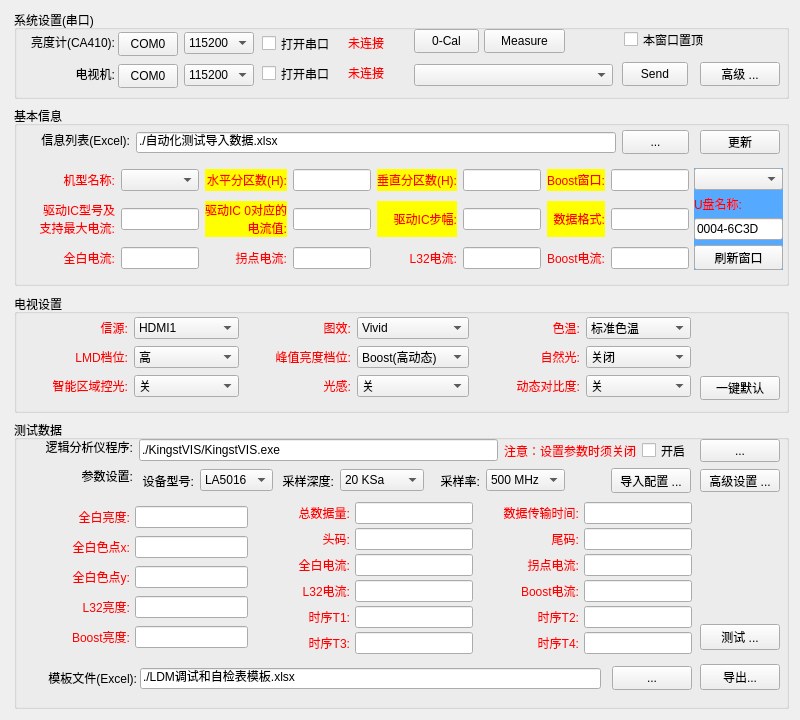
The window that TCLAutoTestTool/MainWindow.ui (wlffeng2008/TCLAutoTest) describes before a commit, drawn with Qt 5.
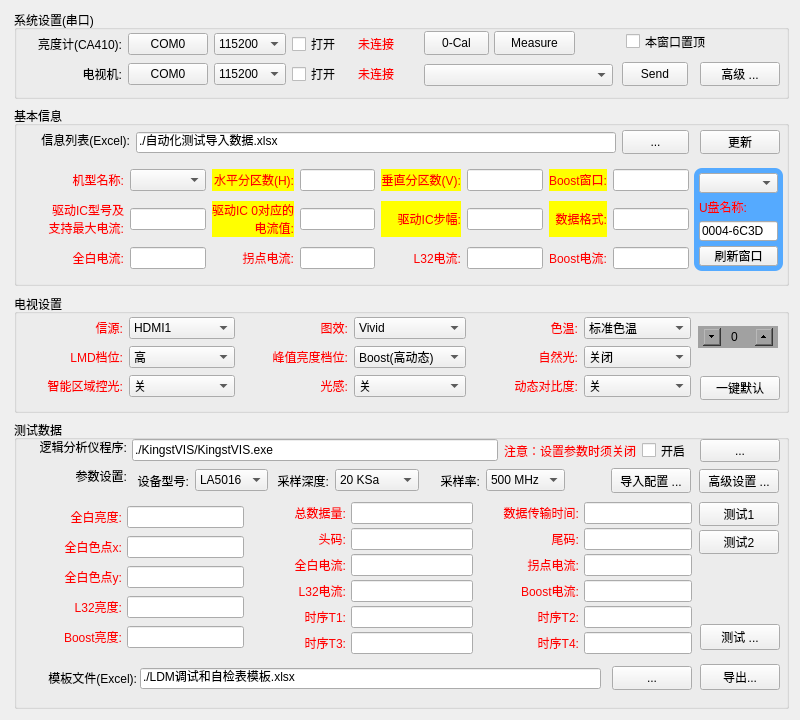
The same window after the commit.

What changed in the file:
```diff
--- a/TCLAutoTestTool/MainWindow.ui
+++ b/TCLAutoTestTool/MainWindow.ui
@@ -94,9 +94,9 @@
     <widget class="QWidget" name="layoutWidget">
      <property name="geometry">
       <rect>
-       <x>25</x>
+       <x>34</x>
        <y>59</y>
-       <width>650</width>
+       <width>641</width>
        <height>111</height>
       </rect>
      </property>
@@ -138,7 +138,7 @@
 background-color: rgb(255, 255, 0);</string>
         </property>
         <property name="text">
-         <string>垂直分区数(H):</string>
+         <string>垂直分区数(V):</string>
         </property>
         <property name="alignment">
          <set>Qt::AlignmentFlag::AlignRight|Qt::AlignmentFlag::AlignTrailing|Qt::AlignmentFlag::AlignVCenter</set>
@@ -313,27 +313,27 @@
        <x>680</x>
        <y>62</y>
        <width>89</width>
-       <height>102</height>
+       <height>103</height>
       </rect>
      </property>
      <property name="styleSheet">
-      <string notr="true">#FrameExtras{background-color: rgb(85, 170, 255);}</string>
+      <string notr="true">#FrameExtras{background-color: rgb(85, 170, 255); border-radius:8px;}</string>
      </property>
      <layout class="QVBoxLayout" name="verticalLayout">
       <property name="spacing">
        <number>5</number>
       </property>
       <property name="leftMargin">
-       <number>0</number>
+       <number>5</number>
       </property>
       <property name="topMargin">
-       <number>0</number>
+       <number>5</number>
       </property>
       <property name="rightMargin">
-       <number>0</number>
+       <number>5</number>
       </property>
       <property name="bottomMargin">
-       <number>0</number>
+       <number>5</number>
       </property>
       <item>
        <widget class="QComboBox" name="comboBoxWindows">
@@ -400,9 +400,9 @@
     <widget class="QWidget" name="layoutWidget">
      <property name="geometry">
       <rect>
-       <x>9</x>
+       <x>2</x>
        <y>22</y>
-       <width>668</width>
+       <width>675</width>
        <height>85</height>
       </rect>
      </property>
@@ -772,6 +772,45 @@
       </item>
      </layout>
     </widget>
+    <widget class="QSpinBox" name="spinBox">
+     <property name="geometry">
+      <rect>
+       <x>684</x>
+       <y>32</y>
+       <width>80</width>
+       <height>22</height>
+      </rect>
+     </property>
+     <property name="styleSheet">
+      <string notr="true">QSpinBox {
+    padding-left: 10px;
+    padding-right: 10px;
+	background-color:#a1a1a1;
+    align:center;
+}
+QSpinBox::up-button {
+    subcontrol-position: right;
+    right: 5px; /* 向左偏移（实验性，效果有限）*/
+
+    width: 18px;
+    height: 18px; 
+    subcontrol-origin: border;        /* ✅ 必须设，否则尺寸无效 */
+}
+QSpinBox::down-button {
+    subcontrol-position: left;
+    left: 5px;
+    width: 18px;
+    height: 18px; 
+    subcontrol-origin: border;        /* ✅ 必须设，否则尺寸无效 */
+}</string>
+     </property>
+     <property name="minimum">
+      <number>-1000</number>
+     </property>
+     <property name="maximum">
+      <number>9999</number>
+     </property>
+    </widget>
    </widget>
    <widget class="QGroupBox" name="groupBox3">
     <property name="geometry">
@@ -788,7 +827,7 @@
     <widget class="QLabel" name="label_37">
      <property name="geometry">
       <rect>
-       <x>68</x>
+       <x>62</x>
        <y>48</y>
        <width>51</width>
        <height>16</height>
@@ -830,9 +869,9 @@
     <widget class="QWidget" name="layoutWidget">
      <property name="geometry">
       <rect>
-       <x>53</x>
+       <x>45</x>
        <y>78</y>
-       <width>625</width>
+       <width>633</width>
        <height>160</height>
       </rect>
      </property>
@@ -1181,10 +1220,10 @@
     <widget class="QPushButton" name="pushButtonSPISet">
      <property name="geometry">
       <rect>
-       <x>686</x>
+       <x>685</x>
        <y>49</y>
        <width>80</width>
-       <height>23</height>
+       <height>24</height>
       </rect>
      </property>
      <property name="minimumSize">
@@ -1206,7 +1245,7 @@
     <widget class="QLabel" name="label_55">
      <property name="geometry">
       <rect>
-       <x>32</x>
+       <x>26</x>
        <y>19</y>
        <width>87</width>
        <height>16</height>
@@ -1289,9 +1328,9 @@
     <widget class="QWidget" name="layoutWidget">
      <property name="geometry">
       <rect>
-       <x>125</x>
+       <x>120</x>
        <y>48</y>
-       <width>552</width>
+       <width>557</width>
        <height>25</height>
       </rect>
      </property>
@@ -1552,9 +1591,9 @@
     <widget class="QWidget" name="layoutWidget">
      <property name="geometry">
       <rect>
-       <x>125</x>
+       <x>118</x>
        <y>19</y>
-       <width>552</width>
+       <width>559</width>
        <height>23</height>
       </rect>
      </property>
@@ -1591,6 +1630,32 @@
       </item>
      </layout>
     </widget>
+    <widget class="QPushButton" name="pushButtonDotest1">
+     <property name="geometry">
+      <rect>
+       <x>685</x>
+       <y>82</y>
+       <width>80</width>
+       <height>24</height>
+      </rect>
+     </property>
+     <property name="text">
+      <string>测试1</string>
+     </property>
+    </widget>
+    <widget class="QPushButton" name="pushButtonDotest2">
+     <property name="geometry">
+      <rect>
+       <x>685</x>
+       <y>110</y>
+       <width>80</width>
+       <height>24</height>
+      </rect>
+     </property>
+     <property name="text">
+      <string>测试2</string>
+     </property>
+    </widget>
    </widget>
    <widget class="QGroupBox" name="groupBox0">
     <property name="geometry">
@@ -1604,43 +1669,11 @@
     <property name="title">
      <string>系统设置(串口)</string>
     </property>
-    <widget class="QLabel" name="label_13">
-     <property name="geometry">
-      <rect>
-       <x>8</x>
-       <y>24</y>
-       <width>93</width>
-       <height>16</height>
-      </rect>
-     </property>
-     <property name="text">
-      <string>亮度计(CA410):</string>
-     </property>
-     <property name="alignment">
-      <set>Qt::AlignmentFlag::AlignRight|Qt::AlignmentFlag::AlignTrailing|Qt::AlignmentFlag::AlignVCenter</set>
-     </property>
-    </widget>
-    <widget class="QPushButton" name="pushButtonCom0">
-     <property name="geometry">
-      <rect>
-       <x>104</x>
-       <y>22</y>
-       <width>60</width>
-       <height>24</height>
-      </rect>
-     </property>
-     <property name="styleSheet">
-      <string notr="true"/>
-     </property>
-     <property name="text">
-      <string>COM0</string>
-     </property>
-    </widget>
     <widget class="QCheckBox" name="checkBoxOntop">
      <property name="geometry">
       <rect>
-       <x>610</x>
-       <y>20</y>
+       <x>612</x>
+       <y>22</y>
        <width>87</width>
        <height>19</height>
       </rect>
@@ -1649,142 +1682,11 @@
       <string>本窗口置顶</string>
      </property>
     </widget>
-    <widget class="QLabel" name="label_14">
-     <property name="geometry">
-      <rect>
-       <x>8</x>
-       <y>56</y>
-       <width>93</width>
-       <height>16</height>
-      </rect>
-     </property>
-     <property name="text">
-      <string>电视机:</string>
-     </property>
-     <property name="alignment">
-      <set>Qt::AlignmentFlag::AlignRight|Qt::AlignmentFlag::AlignTrailing|Qt::AlignmentFlag::AlignVCenter</set>
-     </property>
-    </widget>
-    <widget class="QPushButton" name="pushButtonCom1">
-     <property name="geometry">
-      <rect>
-       <x>104</x>
-       <y>54</y>
-       <width>60</width>
-       <height>24</height>
-      </rect>
-     </property>
-     <property name="text">
-      <string>COM0</string>
-     </property>
-    </widget>
-    <widget class="QComboBox" name="comboBoxBaud0">
-     <property name="geometry">
-      <rect>
-       <x>170</x>
-       <y>22</y>
-       <width>70</width>
-       <height>22</height>
-      </rect>
-     </property>
-     <property name="currentIndex">
-      <number>6</number>
-     </property>
-     <property name="maxVisibleItems">
-      <number>30</number>
-     </property>
-     <item>
-      <property name="text">
-       <string>1200</string>
-      </property>
-     </item>
-     <item>
-      <property name="text">
-       <string>2400</string>
-      </property>
-     </item>
-     <item>
-      <property name="text">
-       <string>4800</string>
-      </property>
-     </item>
-     <item>
-      <property name="text">
-       <string>19200</string>
-      </property>
-     </item>
-     <item>
-      <property name="text">
-       <string>38400</string>
-      </property>
-     </item>
-     <item>
-      <property name="text">
-       <string>57600</string>
-      </property>
-     </item>
-     <item>
-      <property name="text">
-       <string>115200</string>
-      </property>
-     </item>
-    </widget>
-    <widget class="QComboBox" name="comboBoxBaud1">
-     <property name="geometry">
-      <rect>
-       <x>170</x>
-       <y>54</y>
-       <width>70</width>
-       <height>22</height>
-      </rect>
-     </property>
-     <property name="currentIndex">
-      <number>6</number>
-     </property>
-     <property name="maxVisibleItems">
-      <number>30</number>
-     </property>
-     <item>
-      <property name="text">
-       <string>1200</string>
-      </property>
-     </item>
-     <item>
-      <property name="text">
-       <string>2400</string>
-      </property>
-     </item>
-     <item>
-      <property name="text">
-       <string>4800</string>
-      </property>
-     </item>
-     <item>
-      <property name="text">
-       <string>19200</string>
-      </property>
-     </item>
-     <item>
-      <property name="text">
-       <string>38400</string>
-      </property>
-     </item>
-     <item>
-      <property name="text">
-       <string>57600</string>
-      </property>
-     </item>
-     <item>
-      <property name="text">
-       <string>115200</string>
-      </property>
-     </item>
-    </widget>
     <widget class="QPushButton" name="pushButtonMeasure">
      <property name="geometry">
       <rect>
-       <x>470</x>
-       <y>19</y>
+       <x>480</x>
+       <y>21</y>
        <width>81</width>
        <height>24</height>
       </rect>
@@ -1793,76 +1695,12 @@
       <string>Measure</string>
      </property>
     </widget>
-    <widget class="QCheckBox" name="checkBoxOpen0">
-     <property name="geometry">
-      <rect>
-       <x>248</x>
-       <y>24</y>
-       <width>80</width>
-       <height>19</height>
-      </rect>
-     </property>
-     <property name="text">
-      <string>打开串口</string>
-     </property>
-    </widget>
-    <widget class="QLabel" name="labelStatus0">
-     <property name="geometry">
-      <rect>
-       <x>334</x>
-       <y>24</y>
-       <width>56</width>
-       <height>18</height>
-      </rect>
-     </property>
-     <property name="styleSheet">
-      <string notr="true">color: rgb(255, 0, 0);</string>
-     </property>
-     <property name="text">
-      <string>未连接</string>
-     </property>
-     <property name="alignment">
-      <set>Qt::AlignmentFlag::AlignLeading|Qt::AlignmentFlag::AlignLeft|Qt::AlignmentFlag::AlignVCenter</set>
-     </property>
-    </widget>
-    <widget class="QLabel" name="labelStatus1">
-     <property name="geometry">
-      <rect>
-       <x>334</x>
-       <y>54</y>
-       <width>56</width>
-       <height>18</height>
-      </rect>
-     </property>
-     <property name="styleSheet">
-      <string notr="true">color: rgb(255, 0, 0);</string>
-     </property>
-     <property name="text">
-      <string>未连接</string>
-     </property>
-     <property name="alignment">
-      <set>Qt::AlignmentFlag::AlignLeading|Qt::AlignmentFlag::AlignLeft|Qt::AlignmentFlag::AlignVCenter</set>
-     </property>
-    </widget>
-    <widget class="QCheckBox" name="checkBoxOpen1">
-     <property name="geometry">
-      <rect>
-       <x>248</x>
-       <y>54</y>
-       <width>80</width>
-       <height>19</height>
-      </rect>
-     </property>
-     <property name="text">
-      <string>打开串口</string>
-     </property>
-    </widget>
     <widget class="QComboBox" name="comboBoxTVCmd">
      <property name="geometry">
       <rect>
-       <x>400</x>
+       <x>410</x>
        <y>54</y>
-       <width>199</width>
+       <width>189</width>
        <height>22</height>
       </rect>
      </property>
@@ -1886,8 +1724,8 @@
     <widget class="QPushButton" name="pushButtonZeroCall">
      <property name="geometry">
       <rect>
-       <x>400</x>
-       <y>19</y>
+       <x>410</x>
+       <y>21</y>
        <width>65</width>
        <height>24</height>
       </rect>
@@ -1909,6 +1747,185 @@
       <string>高级 ...</string>
      </property>
     </widget>
+    <widget class="QWidget" name="">
+     <property name="geometry">
+      <rect>
+       <x>24</x>
+       <y>22</y>
+       <width>379</width>
+       <height>54</height>
+      </rect>
+     </property>
+     <layout class="QGridLayout" name="gridLayout_6">
+      <item row="0" column="0">
+       <widget class="QLabel" name="label_13">
+        <property name="text">
+         <string>亮度计(CA410):</string>
+        </property>
+        <property name="alignment">
+         <set>Qt::AlignmentFlag::AlignRight|Qt::AlignmentFlag::AlignTrailing|Qt::AlignmentFlag::AlignVCenter</set>
+        </property>
+       </widget>
+      </item>
+      <item row="0" column="1">
+       <widget class="QPushButton" name="pushButtonCom0">
+        <property name="styleSheet">
+         <string notr="true"/>
+        </property>
+        <property name="text">
+         <string>COM0</string>
+        </property>
+       </widget>
+      </item>
+      <item row="0" column="2">
+       <widget class="QComboBox" name="comboBoxBaud0">
+        <property name="currentIndex">
+         <number>6</number>
+        </property>
+        <property name="maxVisibleItems">
+         <number>30</number>
+        </property>
+        <item>
+         <property name="text">
+          <string>1200</string>
+         </property>
+        </item>
+        <item>
+         <property name="text">
+          <string>2400</string>
+         </property>
+        </item>
+        <item>
+         <property name="text">
+          <string>4800</string>
+         </property>
+        </item>
+        <item>
+         <property name="text">
+          <string>19200</string>
+         </property>
+        </item>
+        <item>
+         <property name="text">
+          <string>38400</string>
+         </property>
+        </item>
+        <item>
+         <property name="text">
+          <string>57600</string>
+         </property>
+        </item>
+        <item>
+         <property name="text">
+          <string>115200</string>
+         </property>
+        </item>
+       </widget>
+      </item>
+      <item row="0" column="3">
+       <widget class="QCheckBox" name="checkBoxOpen0">
+        <property name="text">
+         <string>打开</string>
+        </property>
+       </widget>
+      </item>
+      <item row="0" column="4">
+       <widget class="QLabel" name="labelStatus0">
+        <property name="styleSheet">
+         <string notr="true">color: rgb(255, 0, 0);</string>
+        </property>
+        <property name="text">
+         <string>未连接</string>
+        </property>
+        <property name="alignment">
+         <set>Qt::AlignmentFlag::AlignLeading|Qt::AlignmentFlag::AlignLeft|Qt::AlignmentFlag::AlignVCenter</set>
+        </property>
+       </widget>
+      </item>
+      <item row="1" column="0">
+       <widget class="QLabel" name="label_14">
+        <property name="text">
+         <string>电视机:</string>
+        </property>
+        <property name="alignment">
+         <set>Qt::AlignmentFlag::AlignRight|Qt::AlignmentFlag::AlignTrailing|Qt::AlignmentFlag::AlignVCenter</set>
+        </property>
+       </widget>
+      </item>
+      <item row="1" column="1">
+       <widget class="QPushButton" name="pushButtonCom1">
+        <property name="text">
+         <string>COM0</string>
+        </property>
+       </widget>
+      </item>
+      <item row="1" column="2">
+       <widget class="QComboBox" name="comboBoxBaud1">
+        <property name="currentIndex">
+         <number>6</number>
+        </property>
+        <property name="maxVisibleItems">
+         <number>30</number>
+        </property>
+        <item>
+         <property name="text">
+          <string>1200</string>
+         </property>
+        </item>
+        <item>
+         <property name="text">
+          <string>2400</string>
+         </property>
+        </item>
+        <item>
+         <property name="text">
+          <string>4800</string>
+         </property>
+        </item>
+        <item>
+         <property name="text">
+          <string>19200</string>
+         </property>
+        </item>
+        <item>
+         <property name="text">
+          <string>38400</string>
+         </property>
+        </item>
+        <item>
+         <property name="text">
+          <string>57600</string>
+         </property>
+        </item>
+        <item>
+         <property name="text">
+          <string>115200</string>
+         </property>
+        </item>
+       </widget>
+      </item>
+      <item row="1" column="3">
+       <widget class="QCheckBox" name="checkBoxOpen1">
+        <property name="text">
+         <string>打开</string>
+        </property>
+       </widget>
+      </item>
+      <item row="1" column="4">
+       <widget class="QLabel" name="labelStatus1">
+        <property name="styleSheet">
+         <string notr="true">color: rgb(255, 0, 0);</string>
+        </property>
+        <property name="text">
+         <string>未连接</string>
+        </property>
+        <property name="alignment">
+         <set>Qt::AlignmentFlag::AlignLeading|Qt::AlignmentFlag::AlignLeft|Qt::AlignmentFlag::AlignVCenter</set>
+        </property>
+       </widget>
+      </item>
+     </layout>
+    </widget>
    </widget>
   </widget>
  </widget>
```
